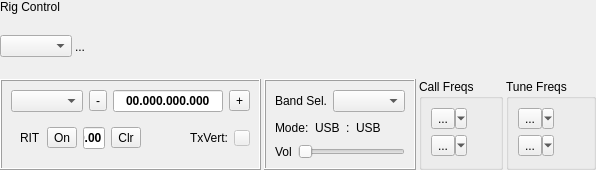
Old version of the form mqt/MqtLogger/rigcontrolframe.ui in the repository Rsclub22/Minos2-Mirror.
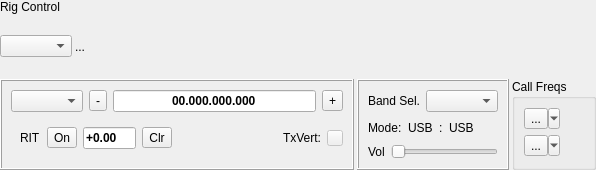
New version of the form. Custom widgets are drawn as their Qt base class.

Commit message: Remove tpm/tune point memory

Diff of the .ui file:
```diff
--- a/mqt/MqtLogger/rigcontrolframe.ui
+++ b/mqt/MqtLogger/rigcontrolframe.ui
@@ -421,41 +421,6 @@
        </layout>
       </widget>
      </item>
-     <item>
-      <widget class="QGroupBox" name="tpmBox">
-       <property name="title">
-        <string>Tune Freqs</string>
-       </property>
-       <layout class="QVBoxLayout" name="verticalLayout_5">
-        <item>
-         <widget class="QToolButton" name="TuneButton1">
-          <property name="focusPolicy">
-           <enum>Qt::NoFocus</enum>
-          </property>
-          <property name="text">
-           <string>...</string>
-          </property>
-          <property name="popupMode">
-           <enum>QToolButton::MenuButtonPopup</enum>
-          </property>
-         </widget>
-        </item>
-        <item>
-         <widget class="QToolButton" name="TuneButton2">
-          <property name="focusPolicy">
-           <enum>Qt::NoFocus</enum>
-          </property>
-          <property name="text">
-           <string>...</string>
-          </property>
-          <property name="popupMode">
-           <enum>QToolButton::MenuButtonPopup</enum>
-          </property>
-         </widget>
-        </item>
-       </layout>
-      </widget>
-     </item>
     </layout>
    </item>
   </layout>
```
The commit also changes 18 other files.
